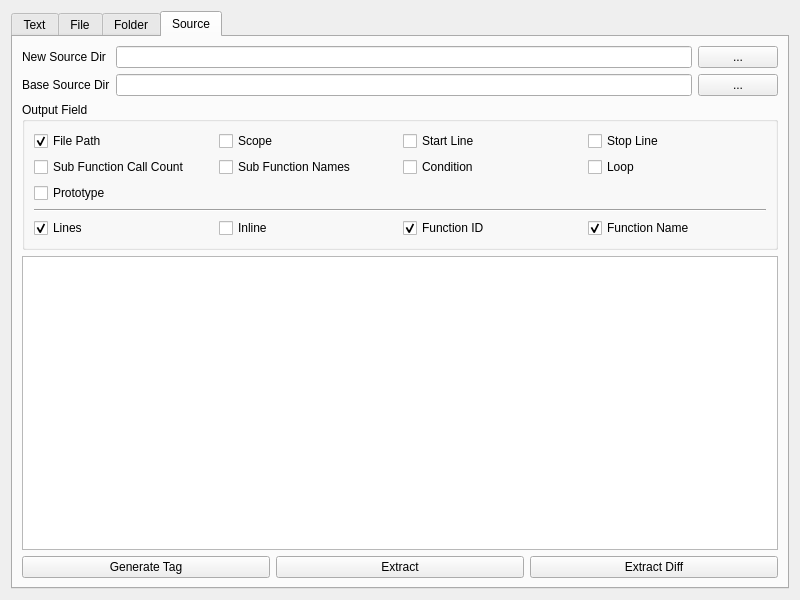
Above: py3scripts/Demo/ToolBox/toolbox.ui from thuleqaid/pytools before the change. Below: the same form after it.
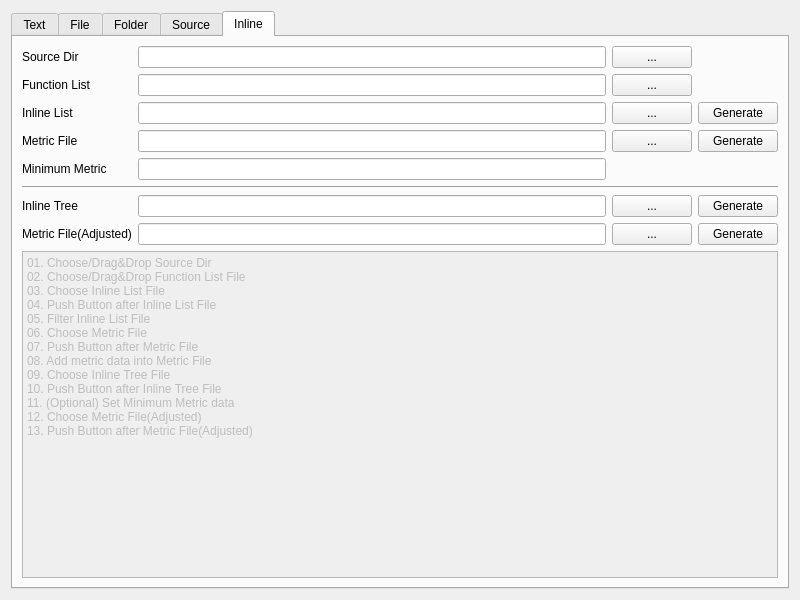
That is the form after the change. The open tabs and pages were chosen to show the change. Custom widgets are drawn as their Qt base class.

Commit message: ToolBox inline tab

The edit to the form file:
```diff
--- a/py3scripts/Demo/ToolBox/toolbox.ui
+++ b/py3scripts/Demo/ToolBox/toolbox.ui
@@ -316,7 +316,7 @@
              <string>Lines</string>
             </property>
             <property name="checked">
-             <bool>true</bool>
+             <bool>false</bool>
             </property>
            </widget>
           </item>
@@ -401,7 +401,7 @@
              <string>Sub Function Names</string>
             </property>
             <property name="checked">
-             <bool>false</bool>
+             <bool>true</bool>
             </property>
            </widget>
           </item>
@@ -417,6 +417,9 @@
             <property name="text">
              <string>Prototype</string>
             </property>
+            <property name="checked">
+             <bool>true</bool>
+            </property>
            </widget>
           </item>
           <item row="4" column="1">
@@ -424,6 +427,9 @@
             <property name="text">
              <string>Inline</string>
             </property>
+            <property name="checked">
+             <bool>true</bool>
+            </property>
            </widget>
           </item>
          </layout>
@@ -431,6 +437,209 @@
        </item>
       </layout>
      </widget>
+     <widget class="QWidget" name="tab_7">
+      <attribute name="title">
+       <string>Inline</string>
+      </attribute>
+      <layout class="QGridLayout" name="gridLayout_5">
+       <item row="0" column="4">
+        <widget class="QPushButton" name="btnInlineSource">
+         <property name="text">
+          <string>...</string>
+         </property>
+        </widget>
+       </item>
+       <item row="1" column="0">
+        <widget class="QLabel" name="label_10">
+         <property name="text">
+          <string>Function List</string>
+         </property>
+         <property name="buddy">
+          <cstring>editNewSource</cstring>
+         </property>
+        </widget>
+       </item>
+       <item row="5" column="0" colspan="3">
+        <widget class="QLabel" name="label_15">
+         <property name="text">
+          <string>Minimum Metric</string>
+         </property>
+         <property name="buddy">
+          <cstring>editMinMetric</cstring>
+         </property>
+        </widget>
+       </item>
+       <item row="2" column="3">
+        <widget class="DropEdit" name="editInlineInline"/>
+       </item>
+       <item row="0" column="3">
+        <widget class="DropEdit" name="editInlineSource"/>
+       </item>
+       <item row="1" column="4">
+        <widget class="QPushButton" name="btnInlineFunction">
+         <property name="text">
+          <string>...</string>
+         </property>
+        </widget>
+       </item>
+       <item row="1" column="3">
+        <widget class="DropEdit" name="editInlineFunction"/>
+       </item>
+       <item row="3" column="0" colspan="2">
+        <widget class="QLabel" name="label_12">
+         <property name="text">
+          <string>Metric File</string>
+         </property>
+         <property name="buddy">
+          <cstring>editNewSource</cstring>
+         </property>
+        </widget>
+       </item>
+       <item row="2" column="0">
+        <widget class="QLabel" name="label_11">
+         <property name="text">
+          <string>Inline List</string>
+         </property>
+         <property name="buddy">
+          <cstring>editNewSource</cstring>
+         </property>
+        </widget>
+       </item>
+       <item row="3" column="4">
+        <widget class="QPushButton" name="btnInlineMetric">
+         <property name="text">
+          <string>...</string>
+         </property>
+        </widget>
+       </item>
+       <item row="5" column="3">
+        <widget class="QLineEdit" name="editMinMetric"/>
+       </item>
+       <item row="2" column="4">
+        <widget class="QPushButton" name="btnInlineInline">
+         <property name="text">
+          <string>...</string>
+         </property>
+        </widget>
+       </item>
+       <item row="0" column="0">
+        <widget class="QLabel" name="label_9">
+         <property name="text">
+          <string>Source Dir</string>
+         </property>
+         <property name="buddy">
+          <cstring>editNewSource</cstring>
+         </property>
+        </widget>
+       </item>
+       <item row="3" column="3">
+        <widget class="DropEdit" name="editInlineMetric"/>
+       </item>
+       <item row="8" column="5">
+        <widget class="QPushButton" name="btnInlineGenerateAdjust">
+         <property name="enabled">
+          <bool>true</bool>
+         </property>
+         <property name="text">
+          <string>Generate</string>
+         </property>
+        </widget>
+       </item>
+       <item row="8" column="4">
+        <widget class="QPushButton" name="btnInlineAdjust">
+         <property name="text">
+          <string>...</string>
+         </property>
+        </widget>
+       </item>
+       <item row="8" column="3">
+        <widget class="DropEdit" name="editInlineAdjust"/>
+       </item>
+       <item row="7" column="0">
+        <widget class="QLabel" name="label_13">
+         <property name="text">
+          <string>Inline Tree</string>
+         </property>
+         <property name="buddy">
+          <cstring>editNewSource</cstring>
+         </property>
+        </widget>
+       </item>
+       <item row="8" column="0" colspan="3">
+        <widget class="QLabel" name="label_14">
+         <property name="text">
+          <string>Metric File(Adjusted)</string>
+         </property>
+         <property name="buddy">
+          <cstring>editNewSource</cstring>
+         </property>
+        </widget>
+       </item>
+       <item row="7" column="5">
+        <widget class="QPushButton" name="btnInlineGenerateTree">
+         <property name="enabled">
+          <bool>true</bool>
+         </property>
+         <property name="text">
+          <string>Generate</string>
+         </property>
+        </widget>
+       </item>
+       <item row="7" column="4">
+        <widget class="QPushButton" name="btnInlineTree">
+         <property name="text">
+          <string>...</string>
+         </property>
+        </widget>
+       </item>
+       <item row="7" column="3">
+        <widget class="DropEdit" name="editInlineTree"/>
+       </item>
+       <item row="6" column="0" colspan="6">
+        <widget class="Line" name="line_2">
+         <property name="orientation">
+          <enum>Qt::Horizontal</enum>
+         </property>
+        </widget>
+       </item>
+       <item row="2" column="5">
+        <widget class="QPushButton" name="btnInlineGenerateInline">
+         <property name="text">
+          <string>Generate</string>
+         </property>
+        </widget>
+       </item>
+       <item row="3" column="5">
+        <widget class="QPushButton" name="btnInlineGenerateMetric">
+         <property name="text">
+          <string>Generate</string>
+         </property>
+        </widget>
+       </item>
+       <item row="9" column="0" colspan="6">
+        <widget class="QPlainTextEdit" name="plainTextEdit">
+         <property name="enabled">
+          <bool>false</bool>
+         </property>
+         <property name="plainText">
+          <string>01. Choose/Drag&amp;Drop Source Dir
+02. Choose/Drag&amp;Drop Function List File
+03. Choose Inline List File
+04. Push Button after Inline List File
+05. Filter Inline List File
+06. Choose Metric File
+07. Push Button after Metric File
+08. Add metric data into Metric File
+09. Choose Inline Tree File
+10. Push Button after Inline Tree File
+11. (Optional) Set Minimum Metric data
+12. Choose Metric File(Adjusted)
+13. Push Button after Metric File(Adjusted)</string>
+         </property>
+        </widget>
+       </item>
+      </layout>
+     </widget>
     </widget>
    </item>
   </layout>
```
Left out of the diff: 182 changed lines with no effect on the pictures. The commit also changes 6 other files.
